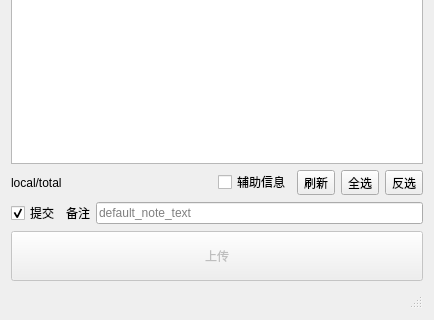
Above: cgtwq_uploader/dialog.ui from WuLiFang/uploader before the change; both pictures show x 0 to 434 and y 241 to 561 of the 434 by 561 pixel window. Below: the same form after it.
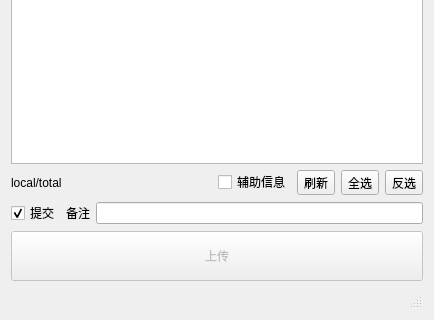
That is the form after the change.

The edit to the form file:
```diff
--- a/cgtwq_uploader/dialog.ui
+++ b/cgtwq_uploader/dialog.ui
@@ -191,11 +191,7 @@
       </widget>
      </item>
      <item>
-      <widget class="QLineEdit" name="lineEditNote">
-       <property name="placeholderText">
-        <string>default_note_text</string>
-       </property>
-      </widget>
+      <widget class="QLineEdit" name="lineEditNote"/>
      </item>
     </layout>
    </item>
```
